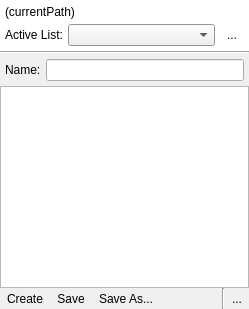
Above: src/playlistdetails/QUPlaylistArea.ui from UltraStar-Deluxe/UltraStar-Manager before the change. Below: the same form after it.
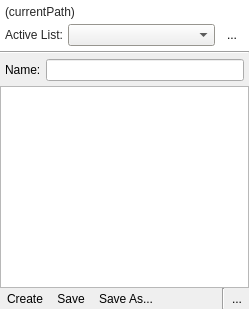
That is the form after the change. Icons and pictures are not drawn. Custom widgets are drawn as their Qt base class.

Commit message: Adjusted colors of widgets to be usable in OS dark mode.

Diff of the .ui file:
```diff
--- a/src/playlistdetails/QUPlaylistArea.ui
+++ b/src/playlistdetails/QUPlaylistArea.ui
@@ -34,6 +34,15 @@
      <property name="palette">
       <palette>
        <active>
+        <colorrole role="WindowText">
+         <brush brushstyle="SolidPattern">
+          <color alpha="216">
+           <red>0</red>
+           <green>0</green>
+           <blue>0</blue>
+          </color>
+         </brush>
+        </colorrole>
         <colorrole role="Base">
          <brush brushstyle="SolidPattern">
           <color alpha="255">
@@ -54,6 +63,15 @@
         </colorrole>
        </active>
        <inactive>
+        <colorrole role="WindowText">
+         <brush brushstyle="SolidPattern">
+          <color alpha="216">
+           <red>0</red>
+           <green>0</green>
+           <blue>0</blue>
+          </color>
+         </brush>
+        </colorrole>
         <colorrole role="Base">
          <brush brushstyle="SolidPattern">
           <color alpha="255">
@@ -74,6 +92,15 @@
         </colorrole>
        </inactive>
        <disabled>
+        <colorrole role="WindowText">
+         <brush brushstyle="SolidPattern">
+          <color alpha="63">
+           <red>0</red>
+           <green>0</green>
+           <blue>0</blue>
+          </color>
+         </brush>
+        </colorrole>
         <colorrole role="Base">
          <brush brushstyle="SolidPattern">
           <color alpha="255">
```
The commit also changes 16 other files.
